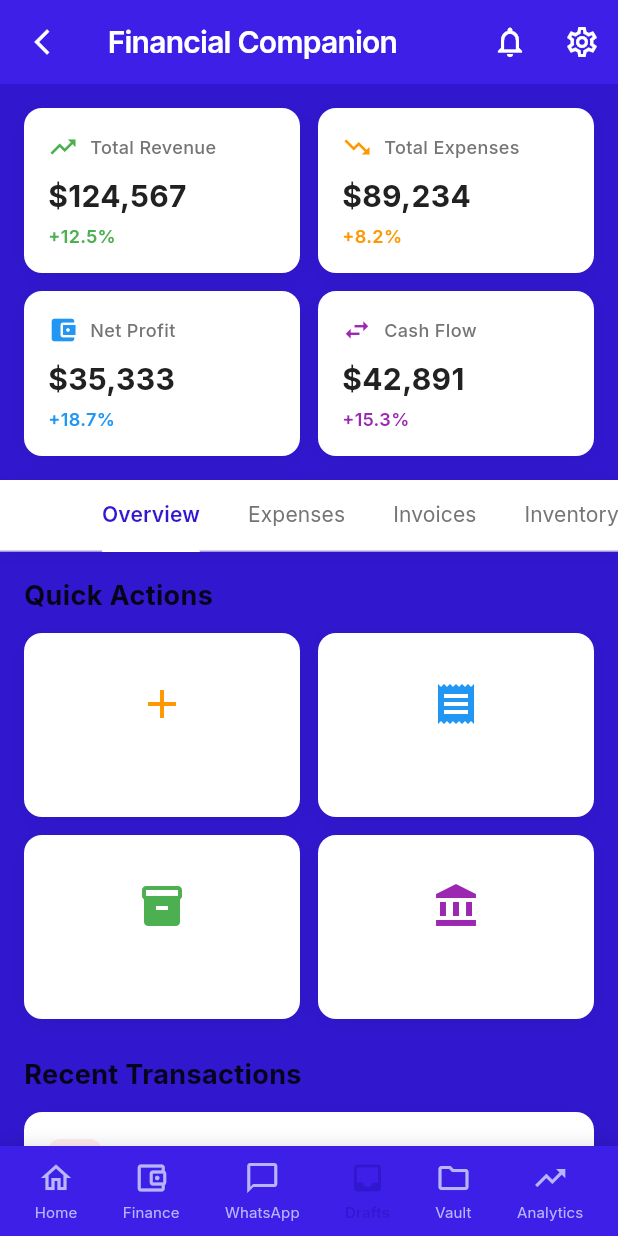
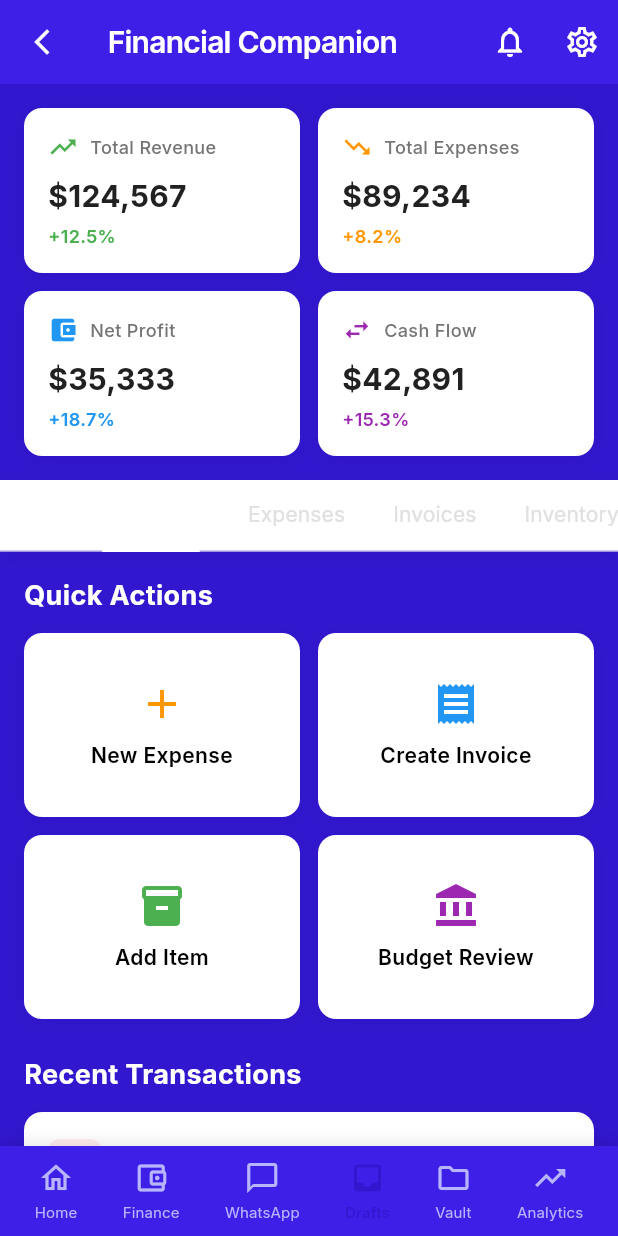
Before and after one commit to Davedave001/zacca-afri-flow, a Flutter app: the FinancialCompanion screen opened by its route, on a phone screen of 412 x 824 dp. Run offline on Flutter 3.47's test engine with Material 3 defaults, Android fonts, the phone set to English and light mode, and no system bars; our stand-ins replace cached_network_image, connectivity_plus, file_picker, fl_chart, flutter_slidable, flutter_svg and 3 more.

Commit message:
feat: enhance financial pages text visibility with proper color scheme
🎨 Financial Companion Page Updates:
- Section headers ('Quick Actions', 'Recent Transactions', 'Financial Health Score', 'Upcoming Deadlines') now white
- Action button text ('New Expense', 'Create Invoice', 'Add Item', 'Budget Review') now black for visibility
- Tab bar text updated to white for selected tabs, light grey for unselected

📋 Menu Titles & Headers:
- Menu titles like 'Category', 'Status', 'Type' now white across all financial widgets
- Updated filter dropdown labels in expense tracking widget

🏢 Individual Widget Updates:
- Tax & GST Management: Header and accompanying text now white
- Budget Management: 'Budgets' header now white
- Inventory Management: 'Inventory Items' header now white
- Expense Tracking: Filter labels ('Category', 'Status') now white

✨ Enhanced Visibility:
- White text for all section headers and menu titles for better contrast on purple background
- Black text for action buttons to ensure readability on white button backgrounds
- Consistent color scheme across all financial management pages

🚀 Result: Improved readability and professional appearance across all financial pages

```diff
--- a/zacca_ai/lib/presentation/financial_companion/financial_companion.dart
+++ b/zacca_ai/lib/presentation/financial_companion/financial_companion.dart
@@ -103,8 +103,8 @@ class _FinancialCompanionState extends State<FinancialCompanion>
               controller: _tabController,
               isScrollable: true,
               indicatorColor: AppTheme.primaryLight,
-              labelColor: AppTheme.primaryLight,
-              unselectedLabelColor: Colors.grey[600],
+              labelColor: Colors.white, // White text for selected tabs
+              unselectedLabelColor: Colors.grey[300], // Light grey for unselected tabs
               labelStyle: const TextStyle(
                 fontWeight: FontWeight.w600,
                 fontSize: 14,
@@ -300,7 +300,7 @@ class _FinancialCompanionState extends State<FinancialCompanion>
       style: const TextStyle(
         fontSize: 18,
         fontWeight: FontWeight.bold,
-        color: Colors.black87,
+        color: Colors.white, // White text for section headers
       ),
     );
   }
@@ -361,6 +361,7 @@ class _FinancialCompanionState extends State<FinancialCompanion>
                       style: const TextStyle(
                         fontSize: 14,
                         fontWeight: FontWeight.w600,
+                        color: Colors.black, // Black text for action buttons
                       ),
                     ),
                   ],
--- a/zacca_ai/lib/presentation/financial_companion/widgets/budget_management_widget.dart
+++ b/zacca_ai/lib/presentation/financial_companion/widgets/budget_management_widget.dart
@@ -316,7 +316,7 @@ class _BudgetManagementWidgetState extends State<BudgetManagementWidget> {
           style: const TextStyle(
             fontSize: 18,
             fontWeight: FontWeight.bold,
-            color: Colors.black87,
+            color: Colors.white, // White text for header
           ),
         ),
         const SizedBox(height: 12),
--- a/zacca_ai/lib/presentation/financial_companion/widgets/expense_tracking_widget.dart
+++ b/zacca_ai/lib/presentation/financial_companion/widgets/expense_tracking_widget.dart
@@ -142,7 +142,7 @@ class _ExpenseTrackingWidgetState extends State<ExpenseTrackingWidget> {
           style: TextStyle(
             fontSize: 12,
             fontWeight: FontWeight.w600,
-            color: Colors.grey[700],
+            color: Colors.white, // White text for menu titles
           ),
         ),
         const SizedBox(height: 4),
--- a/zacca_ai/lib/presentation/financial_companion/widgets/inventory_management_widget.dart
+++ b/zacca_ai/lib/presentation/financial_companion/widgets/inventory_management_widget.dart
@@ -335,7 +335,7 @@ class _InventoryManagementWidgetState extends State<InventoryManagementWidget> {
           style: const TextStyle(
             fontSize: 18,
             fontWeight: FontWeight.bold,
-            color: Colors.black87,
+            color: Colors.white, // White text for header
           ),
         ),
         const SizedBox(height: 12),
--- a/zacca_ai/lib/presentation/financial_companion/widgets/tax_management_widget.dart
+++ b/zacca_ai/lib/presentation/financial_companion/widgets/tax_management_widget.dart
@@ -16,7 +16,7 @@ class TaxManagementWidget extends StatelessWidget {
             style: TextStyle(
               fontSize: 24,
               fontWeight: FontWeight.bold,
-              color: Colors.grey[800],
+              color: Colors.white, // White text for header
             ),
           ),
           const SizedBox(height: 8),
@@ -24,7 +24,7 @@ class TaxManagementWidget extends StatelessWidget {
             'Comprehensive tax management including GST, VAT, and compliance reporting',
             style: TextStyle(
               fontSize: 16,
-              color: Colors.grey[600],
+              color: Colors.white, // White text for accompanying text
             ),
           ),
 
```
